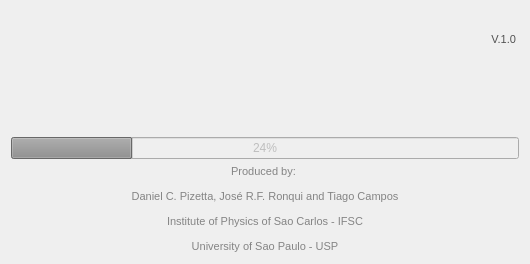
Old version of the form sci_corpus/ui/start_dlg.ui in the repository zericardo/sci-corpus.
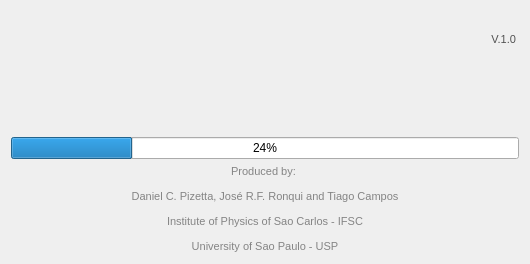
New version of the form. Icons and pictures are not drawn.

What changed in the file:
```diff
--- a/sci_corpus/ui/start_dlg.ui
+++ b/sci_corpus/ui/start_dlg.ui
@@ -6,7 +6,7 @@
    <enum>Qt::ApplicationModal</enum>
   </property>
   <property name="enabled">
-   <bool>false</bool>
+   <bool>true</bool>
   </property>
   <property name="geometry">
    <rect>
```
Left out of the diff: 2 changed lines with no effect on the pictures.
